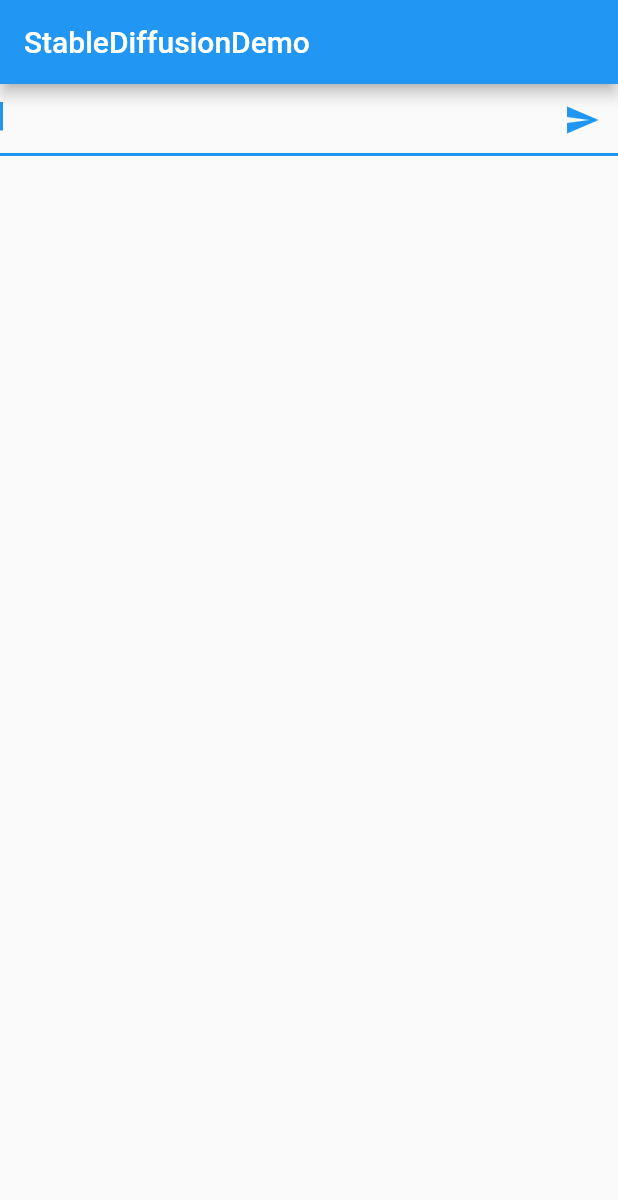
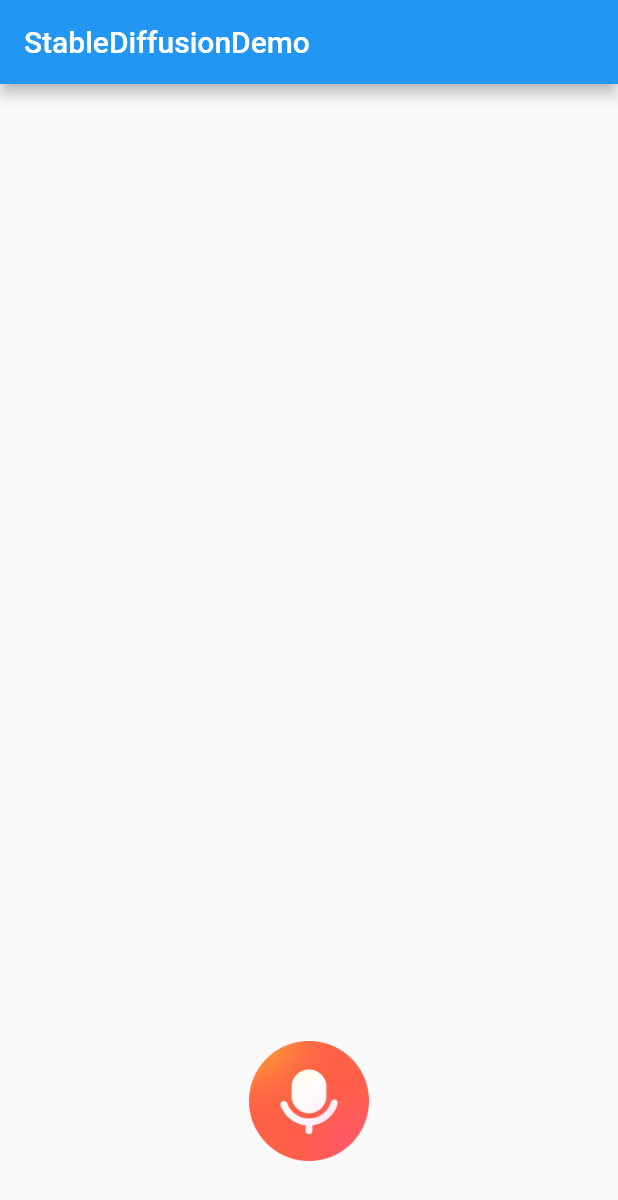
Before and after one commit to kfzzzzzz/ComputeXchange, a Flutter app: the screen it shows after launch, on a phone screen of 412 x 824 dp. Shown: the top 1200 px of the screen. Run offline on Flutter 3.47's test engine with Material 2 defaults, Android fonts, the phone set to English and light mode, and no system bars; our stand-ins replace bloc, dio, flutter_bloc; missing offline and left inert: ffmpeg_kit_flutter, record; statements that could not run were skipped.

Commit message:
@dev #调通ASR

```diff
--- a/lib/main.dart
+++ b/lib/main.dart
@@ -28,6 +28,7 @@ class MyApp extends StatelessWidget {
       //   primarySwatch: Colors.green,
       // ),
       home: textToImagePage(),
+      //home: ScaffoldRoute(),
     );
   }
 }
--- a/lib/textToImage/bloc/text_to_image_event.dart
+++ b/lib/textToImage/bloc/text_to_image_event.dart
@@ -8,3 +8,5 @@ class TextToImageLoadEvent extends TextToImageEvent {
 
   TextToImageLoadEvent(this.description);
 }
+
+class TextToImageLoadingEvent extends TextToImageEvent {}
--- a/lib/textToImage/textToImagePage.dart
+++ b/lib/textToImage/textToImagePage.dart
@@ -1,7 +1,10 @@
+import 'package:compute_xchange/httpRequest/ASRRequest.dart';
+import 'package:compute_xchange/record/record.dart';
 import 'package:compute_xchange/utils/error_page.dart';
 import 'package:compute_xchange/utils/loading_page.dart';
 import 'package:flutter/material.dart';
 import 'package:flutter_bloc/flutter_bloc.dart';
+import 'package:record/record.dart';
 
 import 'bloc/text_to_image_bloc.dart';
 
@@ -13,6 +16,7 @@ class textToImagePage extends StatefulWidget {
 class _TextToImagePage extends State<textToImagePage> {
   TextEditingController _descriptionController = TextEditingController();
   late final TextToImageBloc _textToImageBloc;
+  final record = Record();
 
   @override
   void initState() {
@@ -33,25 +37,39 @@ class _TextToImagePage extends State<textToImagePage> {
       appBar: AppBar(
         title: const Text("StableDiffusionDemo"),
       ),
-      body: Column(
+      body: Stack(alignment: Alignment.center, children: [
+        Column(
           children: [
-          TextField(
-            autofocus: true,
-            controller: _descriptionController,
-            decoration: InputDecoration(
-              suffixIcon: IconButton(
-                icon: Icon(Icons.send),
-                onPressed: () {
-                  _textToImageBloc.add(TextToImageLoadEvent(
-                    _descriptionController.text,
-                  ));
-                },
-              ),
-            ),
-          ),
-          textToImageBody(textToImageBloc: _textToImageBloc)
+            // TextField(
+            //   autofocus: true,
+            //   controller: _descriptionController,
+            //   decoration: InputDecoration(
+            //     suffixIcon: IconButton(
+            //       icon: Icon(Icons.send),
+            //       onPressed: () {
+            //         _textToImageBloc.add(TextToImageLoadEvent(
+            //           _descriptionController.text,
+            //         ));
+            //       },
+            //     ),
+            //   ),
+            // ),
+            textToImageBody(textToImageBloc: _textToImageBloc),
           ],
         ),
+        Positioned(
+            bottom: 50,
+            child: GestureDetector(
+              onTap: () {
+                recordTap(record, _textToImageBloc);
+              },
+              child: const Image(
+                image: AssetImage("images/recordIcon.png"),
+                width: 80.0,
+                height: 80.0,
+              ),
+            ))
+      ]),
     );
   }
 }
@@ -68,7 +86,8 @@ class textToImageBody extends StatefulWidget {
 class _TextToImageBody extends State<textToImageBody> {
   @override
   Widget build(BuildContext context) {
-    return BlocProvider(
+    return Center(
+      child: BlocProvider(
           create: (context) => widget.textToImageBloc,
           child: BlocBuilder<TextToImageBloc, TextToImageState>(
             builder: (context, state) {
@@ -76,8 +95,8 @@ class _TextToImageBody extends State<textToImageBody> {
                 return LoadingWidget();
               } else if (state is TextToImageSuccess) {
                 return Container(
-                width: 300,
-                height: 300,
+                  width: 640,
+                  height: 512,
                   child: Center(
                     child: state.resultImage,
                   ),
@@ -88,6 +107,24 @@ class _TextToImageBody extends State<textToImageBody> {
                 return Container();
               }
             },
-        ));
+          )),
+    );
   }
 }
+
+Future<void> recordTap(Record record, TextToImageBloc textToImageBloc) async {
+  textToImageBloc.add(TextToImageLoadingEvent());
+  textToImageBloc.add(TextToImageLoadEvent("duck"));
+
+  // bool isRecording = await record.isRecording();
+  // if (isRecording) {
+  //   textToImageBloc.add(TextToImageLoadingEvent());
+  //   final path = await stopRecord(record);
+  //   await Future.delayed(const Duration(seconds: 1));
+  //   final result = await ASRRequest(path);
+  //   final prompt = result.first as String;
+  //   textToImageBloc.add(TextToImageLoadEvent(prompt));
+  // } else {
+  //   startRecord(record);
+  // }
+}
--- a/pubspec.yaml
+++ b/pubspec.yaml
@@ -41,6 +41,8 @@ dependencies:
   crypto: ^3.0.2
   uuid: ^3.0.7
   record: ^4.4.4
+  ffmpeg_kit_flutter: ^4.5.0
+  path_provider: ^2.0.14
 
 dev_dependencies:
   flutter_test:
@@ -66,7 +68,8 @@ flutter:
 
   # To add assets to your application, add an assets section, like this:
   assets:
-   - wav/testwav.wav
+   - wav/
+   - images/
   #   - images/a_dot_burr.jpeg
   #   - images/a_dot_ham.jpeg
 
```
Also changed, not shown: lib/ScaffoldRoute.dart (+10 -0 lines), lib/httpRequest/ASRRequest.dart (+18 -30 lines), lib/record/record.dart (added, +47 -0 lines), lib/textToImage/bloc/text_to_image_bloc.dart (+4 -2 lines), images/recordIcon.png (added), 1 other file. Lines whose indentation alone changed are shown as unchanged.
